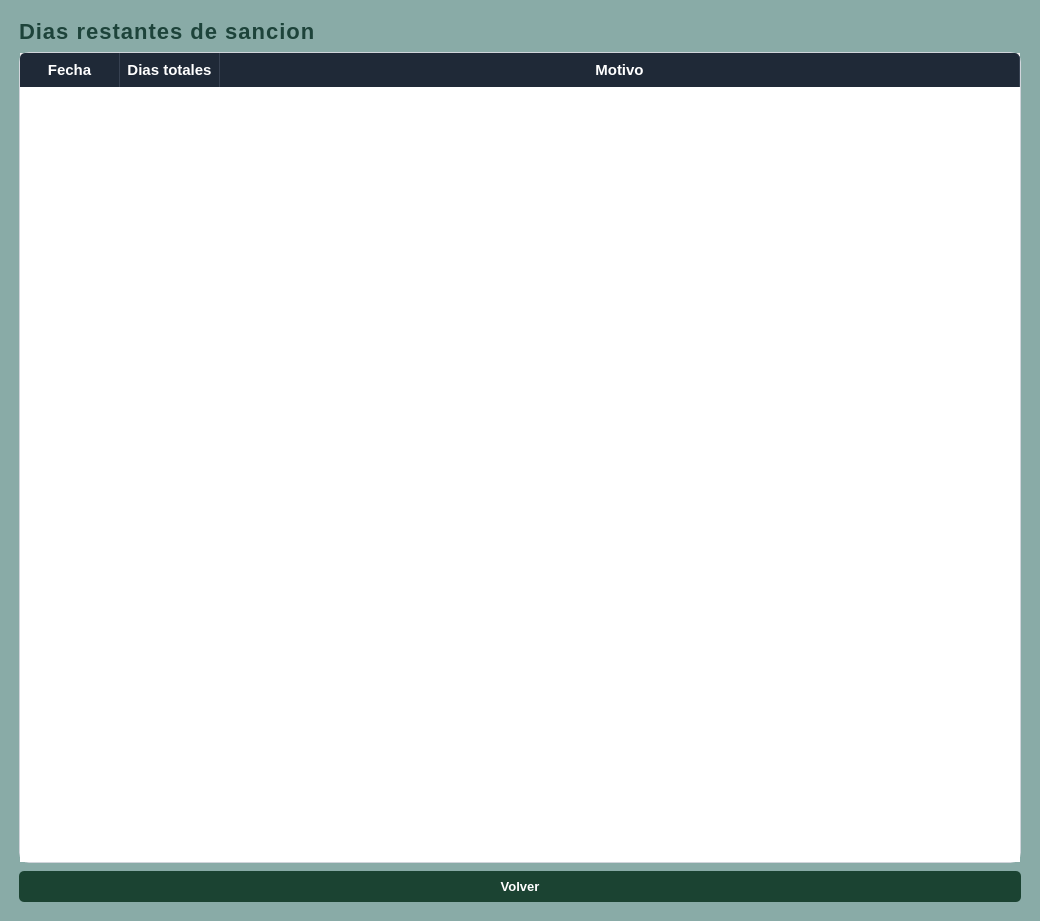
First picture: the form in src/vista/Ui/VistaSanciones.ui, repository ivantm1/proyecto-software, before the edit.
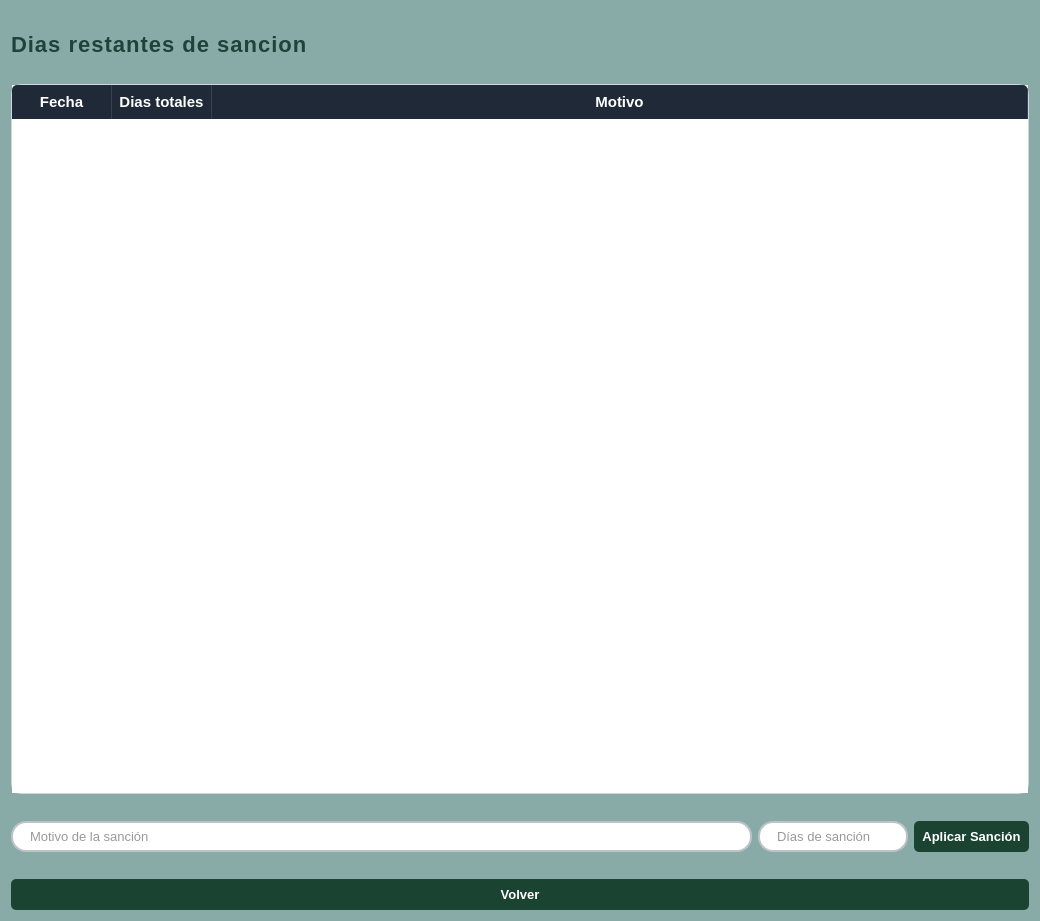
Second picture: the form after the edit.

Commit message: Vista de las sanciones de estudiante completas y implementacion de sanciones personalizadas

Patch:
```diff
--- a/src/vista/Ui/VistaSanciones.ui
+++ b/src/vista/Ui/VistaSanciones.ui
@@ -113,29 +113,19 @@
 
 </string>
   </property>
-  <layout class="QVBoxLayout" name="verticalLayout_2">
-   <property name="sizeConstraint">
-    <enum>QLayout::SetMaximumSize</enum>
-   </property>
+  <layout class="QHBoxLayout" name="horizontalLayout_2" stretch="0,0">
    <item>
-    <layout class="QHBoxLayout" name="horizontalLayout_9">
+    <layout class="QHBoxLayout" name="horizontalLayout_3"/>
+   </item>
      <item>
       <layout class="QVBoxLayout" name="verticalLayout">
-       <property name="spacing">
-        <number>8</number>
+     <item>
+      <widget class="QLabel" name="label_3">
+       <property name="text">
+        <string/>
        </property>
-       <property name="leftMargin">
-        <number>8</number>
-       </property>
-       <property name="topMargin">
-        <number>8</number>
-       </property>
-       <property name="rightMargin">
-        <number>8</number>
-       </property>
-       <property name="bottomMargin">
-        <number>8</number>
-       </property>
+      </widget>
+     </item>
        <item>
         <widget class="QLabel" name="linea_tiempo">
          <property name="styleSheet">
@@ -152,6 +142,13 @@
          </property>
         </widget>
        </item>
+     <item>
+      <widget class="QLabel" name="label_4">
+       <property name="text">
+        <string/>
+       </property>
+      </widget>
+     </item>
        <item>
         <widget class="QTableWidget" name="tabla_sanciones">
          <property name="sizePolicy">
@@ -228,6 +225,68 @@
          </column>
         </widget>
        </item>
+     <item>
+      <widget class="QLabel" name="label">
+       <property name="text">
+        <string/>
+       </property>
+      </widget>
+     </item>
+     <item>
+      <layout class="QHBoxLayout" name="horizontalLayout">
+       <item>
+        <widget class="QLineEdit" name="linea_motivo">
+         <property name="placeholderText">
+          <string>Motivo de la sanción</string>
+         </property>
+        </widget>
+       </item>
+       <item>
+        <widget class="QLineEdit" name="linea_dias">
+         <property name="maximumSize">
+          <size>
+           <width>150</width>
+           <height>16777215</height>
+          </size>
+         </property>
+         <property name="placeholderText">
+          <string>Días de sanción</string>
+         </property>
+        </widget>
+       </item>
+       <item>
+        <widget class="QPushButton" name="pushButton">
+         <property name="styleSheet">
+          <string notr="true">QPushButton {
+    background-color: #1B4332; 
+    color: white; 
+    border-radius: 5px;  
+    padding: 8px;  
+    font-weight: bold;
+}
+
+QPushButton:hover {
+    background-color: #2D6A4F; 
+}
+
+QPushButton:pressed {
+    background-color: #081C15;
+}</string>
+         </property>
+         <property name="text">
+          <string>Aplicar Sanción</string>
+         </property>
+        </widget>
+       </item>
+      </layout>
+     </item>
+     <item>
+      <widget class="QLabel" name="label_2">
+       <property name="text">
+        <string/>
+       </property>
+      </widget>
+     </item>
        <item>
         <widget class="QPushButton" name="boton_volver">
          <property name="styleSheet">
@@ -253,11 +312,6 @@
         </widget>
        </item>
       </layout>
-     </item>
-    </layout>
-   </item>
-   <item>
-    <layout class="QHBoxLayout" name="horizontalLayout_3"/>
    </item>
   </layout>
  </widget>
```
Lines whose indentation alone changed are shown as unchanged. The commit also changes 3 other files.
